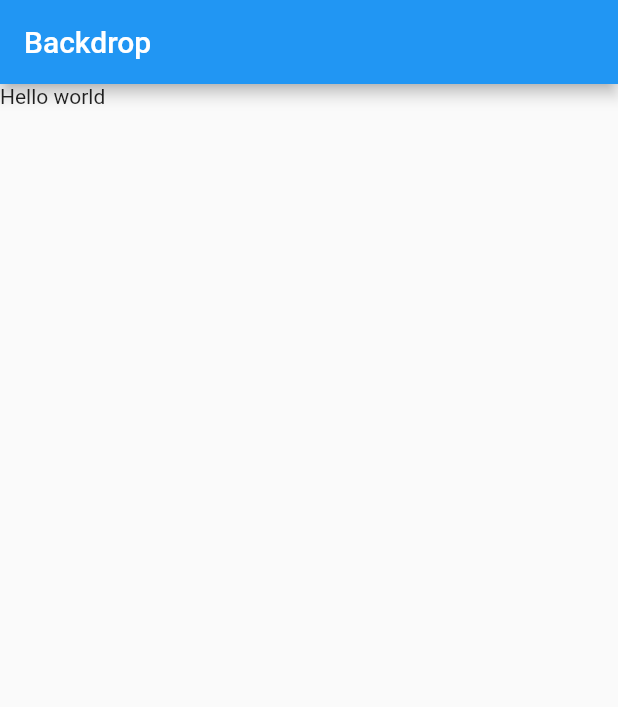
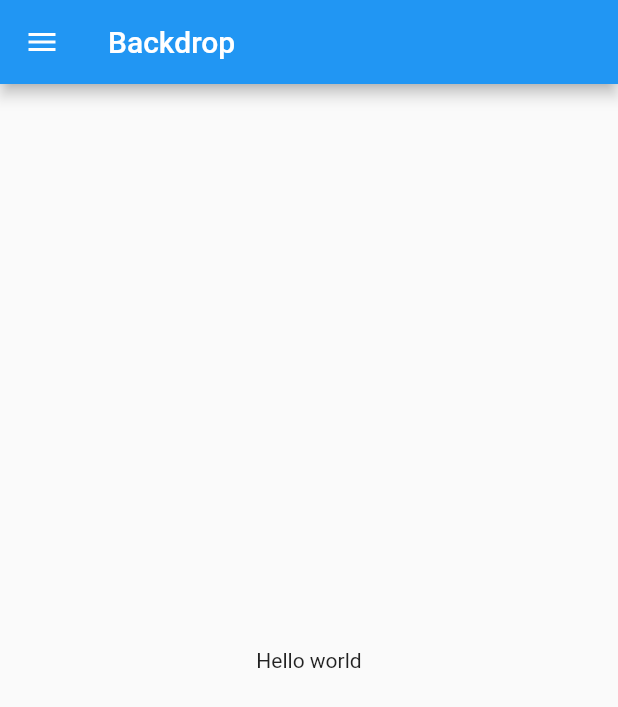
Before and after one commit to kishan2612/Material-Backdrop-Flutter, a Flutter app: the screen it shows after launch, on a phone screen of 412 x 824 dp. Shown: the top 707 px of the screen. Run offline on Flutter 3.47's test engine with Material 2 defaults, Android fonts, the phone set to English and light mode, and no system bars.

Commit message:
Animated leading icon is included

```diff
--- a/lib/main.dart
+++ b/lib/main.dart
@@ -16,24 +16,53 @@ class MyApp extends StatelessWidget {
 }
 
 class MyHomePage extends StatefulWidget {
-
-
   @override
   _MyHomePageState createState() => _MyHomePageState();
 }
 
-class _MyHomePageState extends State<MyHomePage> {
+class _MyHomePageState extends State<MyHomePage>
+    with SingleTickerProviderStateMixin {
+  AnimationController _controller;
+
+  @override
+  void initState() {
+    super.initState();
+
+    _controller = AnimationController(
+        vsync: this, duration: const Duration(milliseconds: 100), value: 1.0);
+  }
+
+  @override
+  void dispose() {
+    super.dispose();
+    _controller.dispose();
+  }
+
+  bool _isBackpanelVisible(){
+    final AnimationStatus status = _controller.status;
+
+    return status == AnimationStatus.completed || status == AnimationStatus.forward;
+  }
 
   @override
   Widget build(BuildContext context) {
-
     return Scaffold(
       appBar: AppBar(
-
         title: Text("Backdrop"),
+        leading: IconButton(
+          onPressed: () {
+            _controller.fling(velocity: _isBackpanelVisible()? -1.0:1.0);
+          },
+          icon: AnimatedIcon(
+            icon: AnimatedIcons.close_menu,
+            progress: _controller.view,
+          ),
+        ),
       ),
-      body: Container(
-        child: Text("Hello world"),
+      body: Center(
+        child: Container(
+          child: Text("Hello world"),
+        ),
       ),
     );
   }
```
Also changed, not shown: 1 other file.
